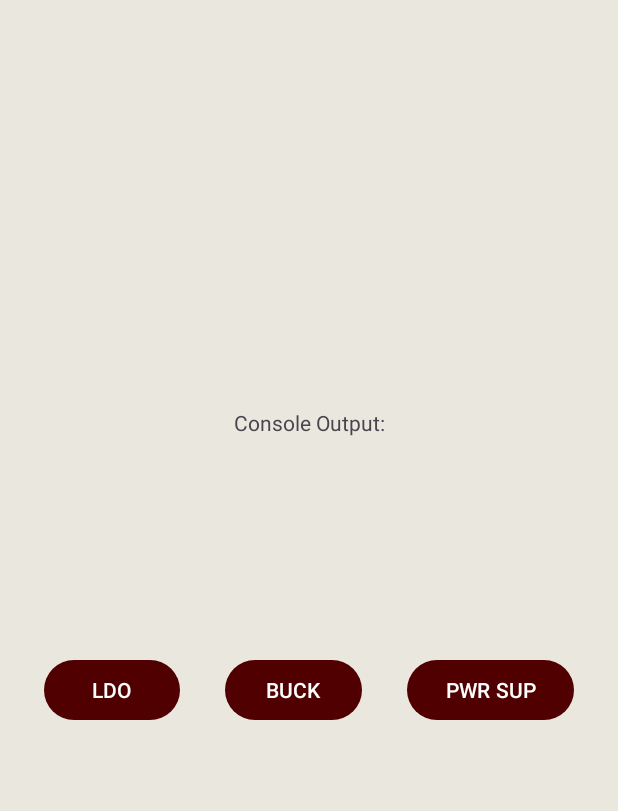
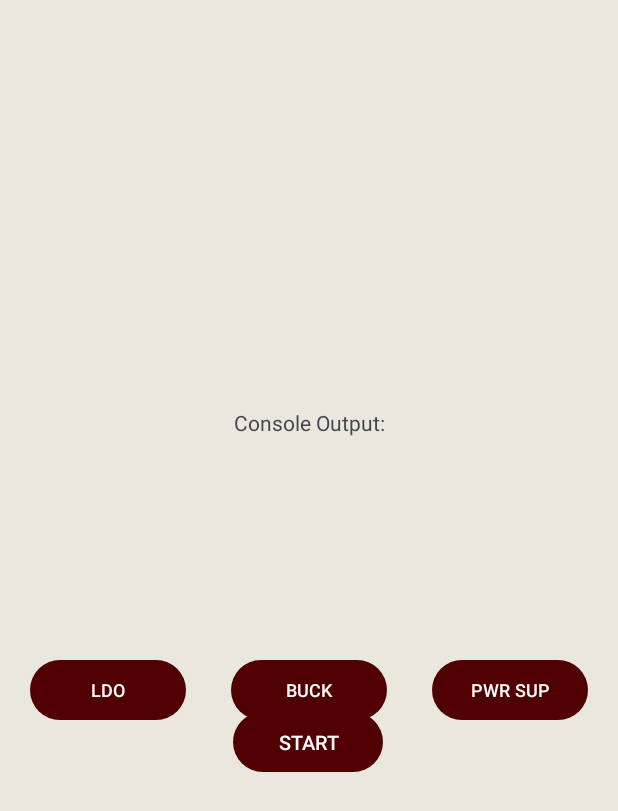
Before and after one commit to IsaacAmbro/Team-49-PSNEM-TI, an Android app: the btDemo screen opened directly, with no data from a screen before it, on a phone screen of 412 x 824 dp. Shown: the top 811 px of the screen. Run offline under Robolectric (Android 15) with nearby library versions, the light colour scheme and no system bars; 3 statements that could not run were skipped.

Commit message:
made the go button and cleaned some stuff up by also recording only on start

```diff
--- a/App Dev/app/src/main/java/com/example/appdev/btDemo.kt
+++ b/App Dev/app/src/main/java/com/example/appdev/btDemo.kt
@@ -73,6 +73,15 @@ class btDemo : AppCompatActivity() {
                 }
             }
         }
+        val sender4 = findViewById<Button>(R.id.send4)
+        sender4.setOnClickListener{
+            if(mService.isConnected()) {
+                val bluetoothService = mService.mBluetoothService
+                bluetoothService.bluetoothThread?.let {
+                    it.write("4\n".toByteArray())
+                }
+            }
+        }
     }
 
     override fun onDestroy() {
--- a/App Dev/app/src/main/res/layout/activity_bt_demo.xml
+++ b/App Dev/app/src/main/res/layout/activity_bt_demo.xml
@@ -23,7 +23,7 @@
 
     <LinearLayout
         android:id="@+id/linearLayout"
-        android:layout_width="353dp"
+        android:layout_width="0dp"
         android:layout_height="80dp"
         android:layout_marginStart="20dp"
         android:layout_marginEnd="20dp"
@@ -37,27 +37,43 @@
 
         <Button
             android:id="@+id/send"
-            android:layout_width="wrap_content"
+            android:layout_width="120dp"
             android:layout_height="wrap_content"
             android:layout_weight="1"
             android:layout_marginEnd="30dp"
-
+            android:textSize="12sp"
             android:text="LDO" />
 
         <Button
             android:id="@+id/send2"
-            android:layout_width="wrap_content"
+            android:layout_width="120dp"
+            android:textSize="12sp"
             android:layout_height="wrap_content"
+            android:layout_marginEnd="30dp"
             android:layout_weight="1"
-            android:layout_marginEnd="30dp"
-            android:text="BUCK" />
+            android:text="BUCK"
+            android:gravity="center"/>
 
         <Button
             android:id="@+id/send3"
-            android:layout_width="wrap_content"
+            android:textSize="12sp"
+            android:layout_width="120dp"
             android:layout_height="wrap_content"
             android:layout_weight="1"
             android:text="PWR SUP" />
     </LinearLayout>
 
+    <Button
+        android:id="@+id/send4"
+        android:layout_width="100dp"
+        android:layout_height="wrap_content"
+        android:textSize="13sp"
+        android:text="START"
+        app:layout_constraintBottom_toBottomOf="parent"
+        app:layout_constraintEnd_toEndOf="parent"
+        app:layout_constraintHorizontal_bias="0.498"
+        app:layout_constraintStart_toStartOf="parent"
+        app:layout_constraintTop_toBottomOf="@+id/message"
+        app:layout_constraintVertical_bias="0.315" />
+
 </androidx.constraintlayout.widget.ConstraintLayout>
```
Also changed, not shown: App Dev/app/src/main/java/com/example/appdev/GraphView.kt (+25 -13 lines), App Dev/app/src/main/java/com/example/appdev/MyHandler.kt (+20 -18 lines).
